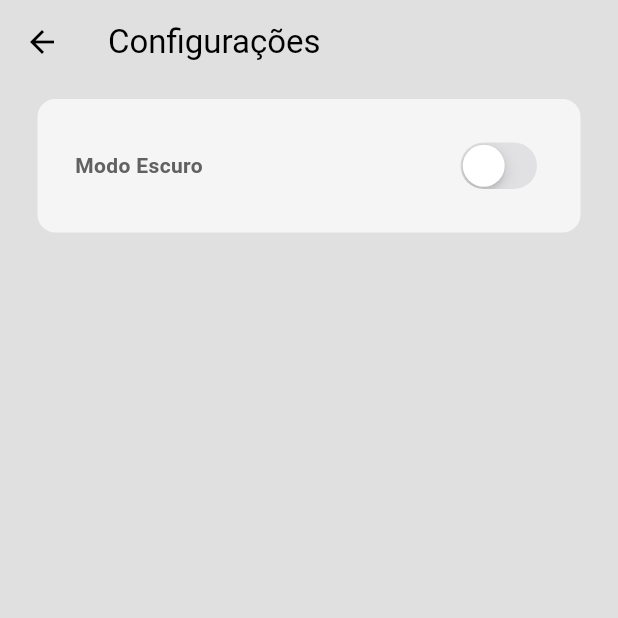
After one commit to nichbrosa/Projeto_Aplicado, a Flutter app: the ConfigPagina screen opened directly, on a phone screen of 412 x 824 dp, the top half of it. The commit adds this screen. Run offline on Flutter 3.47's test engine with Material 3 defaults, Android fonts, the phone set to English and light mode, and no system bars.

Commit message:
menu e configs

```diff
--- /dev/null
+++ b/lib/paginas/config_pagina.dart
@@ -0,0 +1,53 @@
+import 'package:flutter/cupertino.dart';
+import 'package:flutter/material.dart';
+import 'package:projeto_aplicado/temas/theme_provider.dart';
+import 'package:provider/provider.dart';
+
+class ConfigPagina extends StatelessWidget{
+  const ConfigPagina({super.key});
+
+  @override
+  Widget build(BuildContext context) {
+    return Scaffold(
+      appBar: AppBar(
+        title: Text("Configurações"),
+        backgroundColor: Theme.of(context).colorScheme.background,
+      ),
+      backgroundColor: Theme.of(context).colorScheme.background,
+      body: Column(
+        children: [
+          Container(
+            decoration: BoxDecoration(
+              color: Theme.of(context).colorScheme.secondary,
+              borderRadius: BorderRadius.circular(12),
+            ),
+            margin: const EdgeInsets.only(left: 25, top: 10, right: 25),
+            padding: const EdgeInsets.all(25),
+          child: Row(
+            mainAxisAlignment: MainAxisAlignment.spaceBetween,
+            children: [
+          //modo escuro
+          Text(
+            "Modo Escuro",
+            style: TextStyle(
+              fontWeight: FontWeight.bold,
+              color: Theme.of(context).colorScheme.inversePrimary,
+            ),
+           ),
+
+          //switch
+          CupertinoSwitch(
+            value: Provider.of<ThemeProvider>(context, listen: false)
+              .isDarkMode,
+                onChanged: (value) =>
+                  Provider.of<ThemeProvider>(context, listen: false)
+                    .toggleTheme(),
+                ),
+              ],
+            ),
+          ),
+        ],
+      ),
+    );
+  }
+}
--- a/lib/paginas/registro_pagina.dart
+++ b/lib/paginas/registro_pagina.dart
@@ -28,7 +28,7 @@ class RegistroPagina  extends StatefulWidget{
           //logo
           Icon(
             Icons.email_outlined,
-            size: 200,
+            size: 100,
             color: Theme.of(context).colorScheme.inversePrimary,
             ),
 
@@ -37,7 +37,7 @@ class RegistroPagina  extends StatefulWidget{
           //mensagem
             Text("Crie uma conta",
             style: TextStyle(
-              fontSize: 32,
+              fontSize: 16,
               color: Theme.of(context).colorScheme.inversePrimary,
               )
             ),
--- a/lib/temas/modo_claro.dart
+++ b/lib/temas/modo_claro.dart
@@ -1,6 +1,6 @@
 import 'package:flutter/material.dart';
 
-ThemeData Modoclaro = ThemeData(
+ThemeData ModoClaro = ThemeData(
   colorScheme: ColorScheme.light(
     background: Colors.grey.shade300,
     primary: Colors.grey.shade500,
--- a/lib/temas/modo_escuro.dart
+++ b/lib/temas/modo_escuro.dart
@@ -1,6 +1,6 @@
 import 'package:flutter/material.dart';
 
-ThemeData Modoescuro = ThemeData(
+ThemeData ModoEscuro = ThemeData(
   colorScheme: ColorScheme.dark(
     background: const Color.fromARGB(255, 20, 20, 20),
     primary: const Color.fromARGB(255, 122, 122, 122),
--- a/lib/temas/theme_provider.dart
+++ b/lib/temas/theme_provider.dart
@@ -3,11 +3,11 @@ import 'package:projeto_aplicado/temas/modo_claro.dart';
 import 'package:projeto_aplicado/temas/modo_escuro.dart';
 
 class ThemeProvider with ChangeNotifier {
-  ThemeData _themeData = Modoclaro;
+  ThemeData _themeData = ModoClaro;
 
   ThemeData get themeData => _themeData;
 
-  bool get isDarkMode => _themeData == Modoescuro;
+  bool get isDarkMode => _themeData == ModoEscuro;
 
   set themeData(ThemeData themeData){
     _themeData = themeData;
@@ -15,10 +15,10 @@ class ThemeProvider with ChangeNotifier {
   }
 
   void toggleTheme(){
-    if(_themeData == Modoclaro){
-      themeData == Modoescuro;
+    if(_themeData == ModoClaro){
+      themeData = ModoEscuro;
     }else {
-      themeData = Modoclaro;
+      themeData = ModoClaro;
     }
   }
 }
```
Also changed, not shown: lib/componentes/my_drawer.dart (added, +66 -0 lines), lib/componentes/my_drawer_tile.dart (added, +31 -0 lines), lib/paginas/home_pagina.dart (added, +20 -0 lines), lib/paginas/login_pagina.dart (+6 -2 lines).
